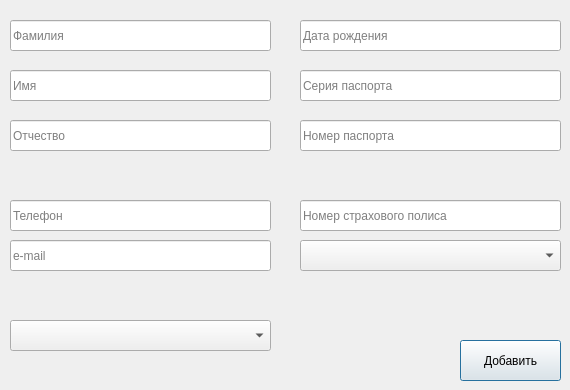
First picture: the form in forms/form_add_patient.ui, repository 3xploit1/pp05, before the edit.
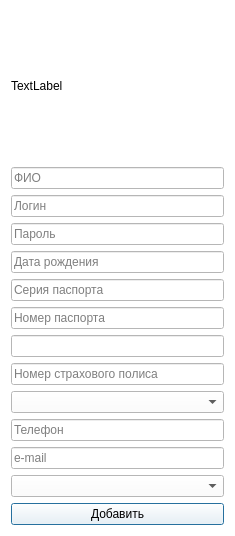
Second picture: the form after the edit. Icons and pictures are not drawn.

Diff of the .ui file:
```diff
--- a/forms/form_add_patient.ui
+++ b/forms/form_add_patient.ui
@@ -6,169 +6,151 @@
    <rect>
     <x>0</x>
     <y>0</y>
-    <width>570</width>
-    <height>390</height>
+    <width>235</width>
+    <height>507</height>
    </rect>
   </property>
   <property name="windowTitle">
    <string>Добавления пользователя</string>
   </property>
-  <widget class="QPushButton" name="btn_req">
-   <property name="geometry">
-    <rect>
-     <x>460</x>
-     <y>340</y>
-     <width>101</width>
-     <height>41</height>
-    </rect>
+  <property name="windowIcon">
+   <iconset>
+    <normaloff>../../Resources/logo.ico</normaloff>../../Resources/logo.ico</iconset>
+  </property>
+  <property name="styleSheet">
+   <string notr="true">background-color: rgb(255, 255, 255);</string>
+  </property>
+  <layout class="QVBoxLayout" name="verticalLayout_6">
+   <item>
+    <layout class="QVBoxLayout" name="verticalLayout_4">
+     <item>
+      <widget class="QLabel" name="label_logo">
+       <property name="minimumSize">
+        <size>
+         <width>0</width>
+         <height>150</height>
+        </size>
    </property>
    <property name="text">
-    <string>Добавить</string>
-   </property>
-  </widget>
-  <widget class="QComboBox" name="cbox_type_policy">
-   <property name="geometry">
-    <rect>
-     <x>300</x>
-     <y>240</y>
-     <width>261</width>
-     <height>31</height>
-    </rect>
-   </property>
+        <string>TextLabel</string>
+       </property>
+      </widget>
+     </item>
+     <item>
+      <widget class="QLineEdit" name="le_fio">
    <property name="placeholderText">
-    <string>Тип страхового полиса</string>
-   </property>
-  </widget>
-  <widget class="QComboBox" name="cbox_name_company">
-   <property name="geometry">
-    <rect>
-     <x>10</x>
-     <y>320</y>
-     <width>261</width>
-     <height>31</height>
-    </rect>
-   </property>
+        <string>ФИО</string>
+       </property>
+      </widget>
+     </item>
+     <item>
+      <widget class="QLineEdit" name="le_login">
    <property name="placeholderText">
-    <string>Название страховой компании</string>
-   </property>
-  </widget>
-  <widget class="QLineEdit" name="le_surname">
-   <property name="geometry">
-    <rect>
-     <x>10</x>
-     <y>20</y>
-     <width>261</width>
-     <height>31</height>
-    </rect>
-   </property>
+        <string>Логин</string>
+       </property>
+      </widget>
+     </item>
+     <item>
+      <widget class="QLineEdit" name="le_password">
    <property name="placeholderText">
-    <string>Фамилия</string>
-   </property>
-  </widget>
-  <widget class="QLineEdit" name="le_name">
-   <property name="geometry">
-    <rect>
-     <x>10</x>
-     <y>70</y>
-     <width>261</width>
-     <height>31</height>
-    </rect>
-   </property>
-   <property name="placeholderText">
-    <string>Имя</string>
-   </property>
-  </widget>
-  <widget class="QLineEdit" name="le_middle_name">
-   <property name="geometry">
-    <rect>
-     <x>10</x>
-     <y>120</y>
-     <width>261</width>
-     <height>31</height>
-    </rect>
-   </property>
-   <property name="placeholderText">
-    <string>Отчество</string>
-   </property>
-  </widget>
+        <string>Пароль</string>
+       </property>
+      </widget>
+     </item>
+    </layout>
+   </item>
+   <item>
+    <layout class="QVBoxLayout" name="verticalLayout_5">
+     <item>
   <widget class="QLineEdit" name="le_b_day">
-   <property name="geometry">
-    <rect>
-     <x>300</x>
-     <y>20</y>
-     <width>261</width>
-     <height>31</height>
-    </rect>
-   </property>
    <property name="placeholderText">
     <string>Дата рождения</string>
    </property>
   </widget>
+     </item>
+     <item>
   <widget class="QLineEdit" name="le_passport_series">
-   <property name="geometry">
-    <rect>
-     <x>300</x>
-     <y>70</y>
-     <width>261</width>
-     <height>31</height>
-    </rect>
-   </property>
    <property name="placeholderText">
     <string>Серия паспорта</string>
    </property>
   </widget>
+     </item>
+     <item>
   <widget class="QLineEdit" name="le_passport_number">
-   <property name="geometry">
-    <rect>
-     <x>300</x>
-     <y>120</y>
-     <width>261</width>
-     <height>31</height>
-    </rect>
-   </property>
    <property name="placeholderText">
     <string>Номер паспорта</string>
    </property>
   </widget>
+     </item>
+    </layout>
+   </item>
+   <item>
+    <layout class="QVBoxLayout" name="verticalLayout_2">
+     <item>
+      <widget class="QLineEdit" name="le_ein">
+       <property name="placeholderText">
+        <string/>
+       </property>
+      </widget>
+     </item>
+     <item>
+      <widget class="QLineEdit" name="le_policy_number">
+       <property name="placeholderText">
+        <string>Номер страхового полиса</string>
+       </property>
+      </widget>
+     </item>
+     <item>
+      <widget class="QComboBox" name="cbox_type_policy">
+       <property name="placeholderText">
+        <string>Тип страхового полиса</string>
+       </property>
+      </widget>
+     </item>
+    </layout>
+   </item>
+   <item>
+    <layout class="QVBoxLayout" name="verticalLayout">
+     <item>
   <widget class="QLineEdit" name="le_phone">
-   <property name="geometry">
-    <rect>
-     <x>10</x>
-     <y>200</y>
-     <width>261</width>
-     <height>31</height>
-    </rect>
-   </property>
    <property name="placeholderText">
     <string>Телефон</string>
    </property>
   </widget>
+     </item>
+     <item>
   <widget class="QLineEdit" name="le_email">
-   <property name="geometry">
-    <rect>
-     <x>10</x>
-     <y>240</y>
-     <width>261</width>
-     <height>31</height>
-    </rect>
-   </property>
    <property name="placeholderText">
     <string>e-mail</string>
    </property>
   </widget>
-  <widget class="QLineEdit" name="le_policy_number">
-   <property name="geometry">
-    <rect>
-     <x>300</x>
-     <y>200</y>
-     <width>261</width>
-     <height>31</height>
-    </rect>
-   </property>
+     </item>
+    </layout>
+   </item>
+   <item>
+    <layout class="QVBoxLayout" name="verticalLayout_3">
+     <item>
+      <widget class="QComboBox" name="cbox_name_company">
    <property name="placeholderText">
-    <string>Номер страхового полиса</string>
-   </property>
-  </widget>
+        <string>Название страховой компании</string>
+       </property>
+      </widget>
+     </item>
+     <item>
+      <widget class="QPushButton" name="btn_req">
+       <property name="styleSheet">
+        <string notr="true">QPushButton:hover {
+background-color: rgb(73,140,81);
+}</string>
+       </property>
+       <property name="text">
+        <string>Добавить</string>
+       </property>
+      </widget>
+     </item>
+    </layout>
+   </item>
+  </layout>
  </widget>
  <resources/>
  <connections/>
```
Lines whose indentation alone changed are shown as unchanged.
